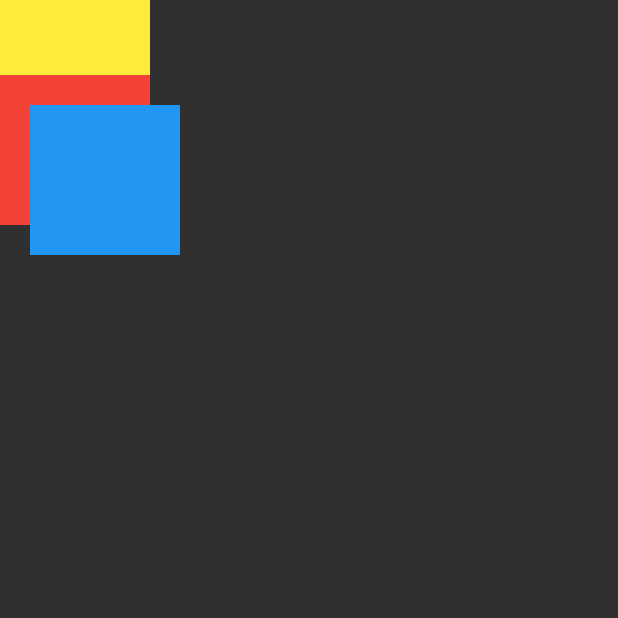
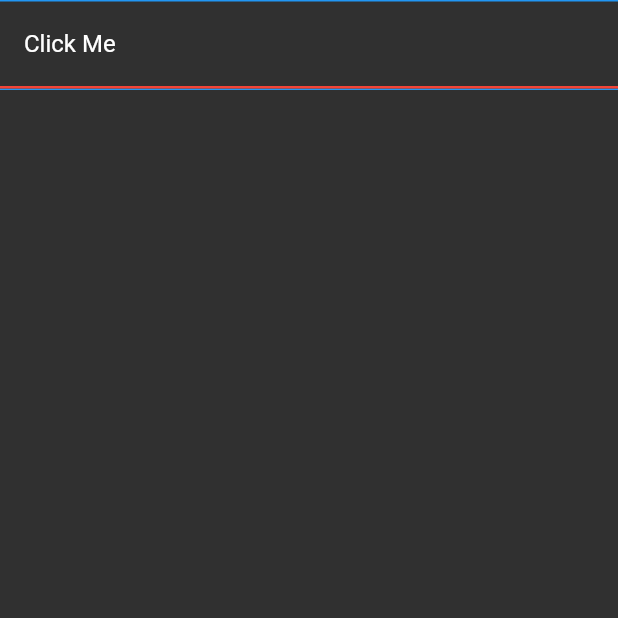
Before and after one commit to ltOgt/understand_expansion_tile, a Flutter app: the screen it shows after launch, on a phone screen of 412 x 824 dp, the top half of it. Run offline on Flutter 3.47's test engine with Material 2 defaults, Android fonts, the phone set to English and light mode, and no system bars.

Commit message:
switch back to default

```diff
--- a/lib/main.dart
+++ b/lib/main.dart
@@ -26,10 +26,10 @@ class MyApp extends StatelessWidget {
       theme: ThemeData.dark(),
       home: Scaffold(
         /// Reduced example with same visual result as original ExpansionTile
-        // body: SimplifiedExpansionTile(
-        //   title: Text('Click Me'),
-        //   children: children,
-        // ),
+        body: SimplifiedExpansionTile(
+          title: Text('Click Me'),
+          children: children,
+        ),
 
         /// Reduced example without clipping or hiding the child on collapse
         //body: VisibleExpansionTile(
@@ -39,7 +39,7 @@ class MyApp extends StatelessWidget {
 
         /// RenderBox.paint can paint child outside its ~position-constraints
         /// It can also have a smaller size than its child
-        body: PaintChildOutsideTest(),
+        //body: PaintChildOutsideTest(),
       ),
     );
   }
```
